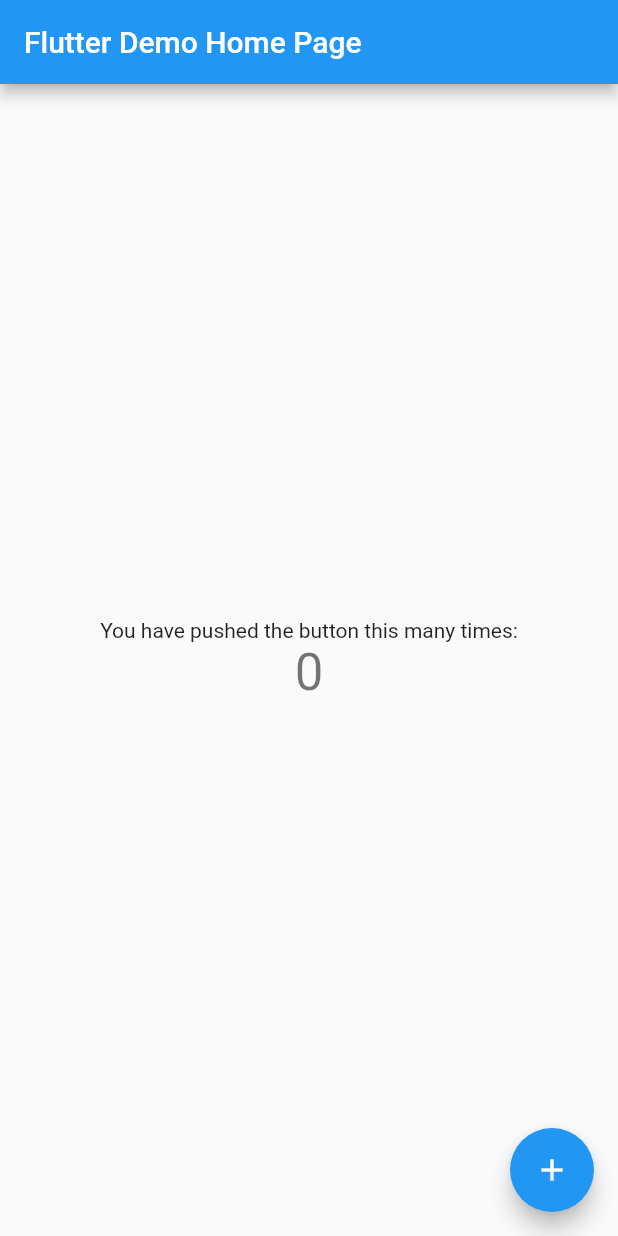
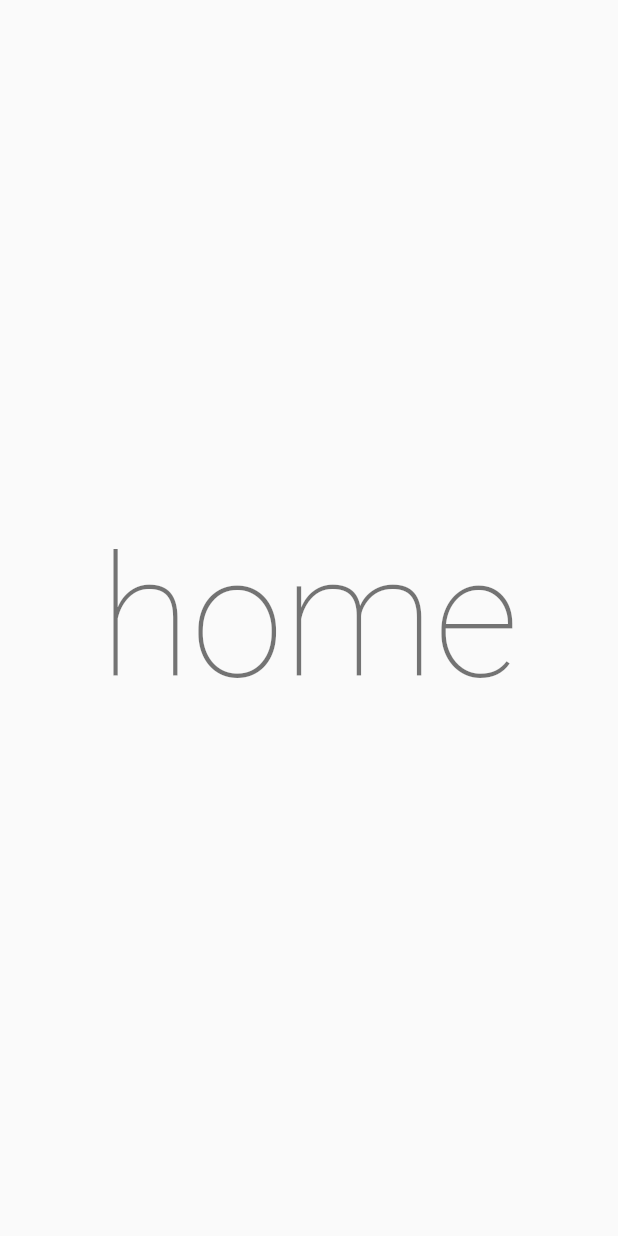
Before and after one commit to Alesion30/background_location_app, a Flutter app: the screen it shows after launch, on a phone screen of 412 x 824 dp. Run offline on Flutter 3.47's test engine with Material 2 defaults, Android fonts, the phone set to English and light mode, and no system bars.

Commit message:
🎨 format main.dart

```diff
--- a/lib/main.dart
+++ b/lib/main.dart
@@ -7,109 +7,35 @@
 class MyApp extends StatelessWidget {
   const MyApp({Key? key}) : super(key: key);
 
-  // This widget is the root of your application.
   @override
   Widget build(BuildContext context) {
     return MaterialApp(
       title: 'Flutter Demo',
       theme: ThemeData(
-        // This is the theme of your application.
-        //
-        // Try running your application with "flutter run". You'll see the
-        // application has a blue toolbar. Then, without quitting the app, try
-        // changing the primarySwatch below to Colors.green and then invoke
-        // "hot reload" (press "r" in the console where you ran "flutter run",
-        // or simply save your changes to "hot reload" in a Flutter IDE).
-        // Notice that the counter didn't reset back to zero; the application
-        // is not restarted.
         primarySwatch: Colors.blue,
       ),
-      home: const MyHomePage(title: 'Flutter Demo Home Page'),
+      home: const HomePage(),
     );
   }
 }
 
-class MyHomePage extends StatefulWidget {
-  const MyHomePage({Key? key, required this.title}) : super(key: key);
-
-  // This widget is the home page of your application. It is stateful, meaning
-  // that it has a State object (defined below) that contains fields that affect
-  // how it looks.
-
-  // This class is the configuration for the state. It holds the values (in this
-  // case the title) provided by the parent (in this case the App widget) and
-  // used by the build method of the State. Fields in a Widget subclass are
-  // always marked "final".
-
-  final String title;
-
-  @override
-  State<MyHomePage> createState() => _MyHomePageState();
-}
-
-class _MyHomePageState extends State<MyHomePage> {
-  int _counter = 0;
-
-  void _incrementCounter() {
-    setState(() {
-      // This call to setState tells the Flutter framework that something has
-      // changed in this State, which causes it to rerun the build method below
-      // so that the display can reflect the updated values. If we changed
-      // _counter without calling setState(), then the build method would not be
-      // called again, and so nothing would appear to happen.
-      _counter++;
-    });
-  }
+class HomePage extends StatelessWidget {
+  const HomePage({Key? key}) : super(key: key);
 
   @override
   Widget build(BuildContext context) {
-    // This method is rerun every time setState is called, for instance as done
-    // by the _incrementCounter method above.
-    //
-    // The Flutter framework has been optimized to make rerunning build methods
-    // fast, so that you can just rebuild anything that needs updating rather
-    // than having to individually change instances of widgets.
     return Scaffold(
-      appBar: AppBar(
-        // Here we take the value from the MyHomePage object that was created by
-        // the App.build method, and use it to set our appbar title.
-        title: Text(widget.title),
-      ),
       body: Center(
-        // Center is a layout widget. It takes a single child and positions it
-        // in the middle of the parent.
         child: Column(
-          // Column is also a layout widget. It takes a list of children and
-          // arranges them vertically. By default, it sizes itself to fit its
-          // children horizontally, and tries to be as tall as its parent.
-          //
-          // Invoke "debug painting" (press "p" in the console, choose the
-          // "Toggle Debug Paint" action from the Flutter Inspector in Android
-          // Studio, or the "Toggle Debug Paint" command in Visual Studio Code)
-          // to see the wireframe for each widget.
-          //
-          // Column has various properties to control how it sizes itself and
-          // how it positions its children. Here we use mainAxisAlignment to
-          // center the children vertically; the main axis here is the vertical
-          // axis because Columns are vertical (the cross axis would be
-          // horizontal).
           mainAxisAlignment: MainAxisAlignment.center,
           children: <Widget>[
-            const Text(
-              'You have pushed the button this many times:',
-            ),
             Text(
-              '$_counter',
-              style: Theme.of(context).textTheme.headline4,
+              'home',
+              style: Theme.of(context).textTheme.headline1,
             ),
           ],
         ),
       ),
-      floatingActionButton: FloatingActionButton(
-        onPressed: _incrementCounter,
-        tooltip: 'Increment',
-        child: const Icon(Icons.add),
-      ), // This trailing comma makes auto-formatting nicer for build methods.
     );
   }
 }
```
